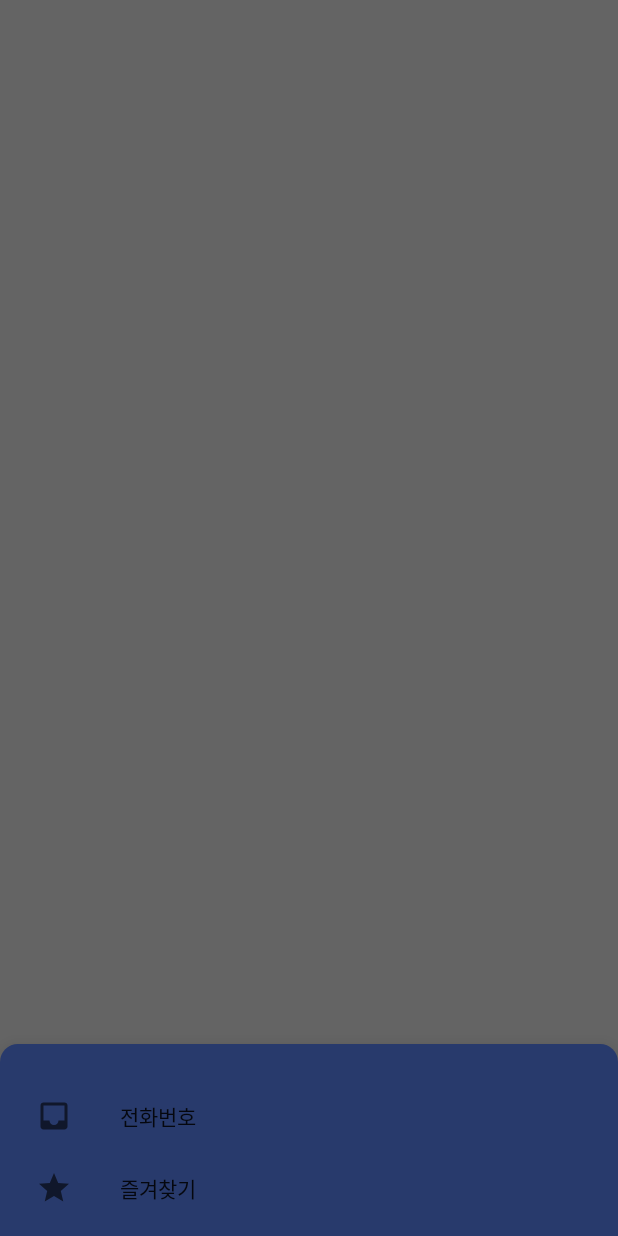
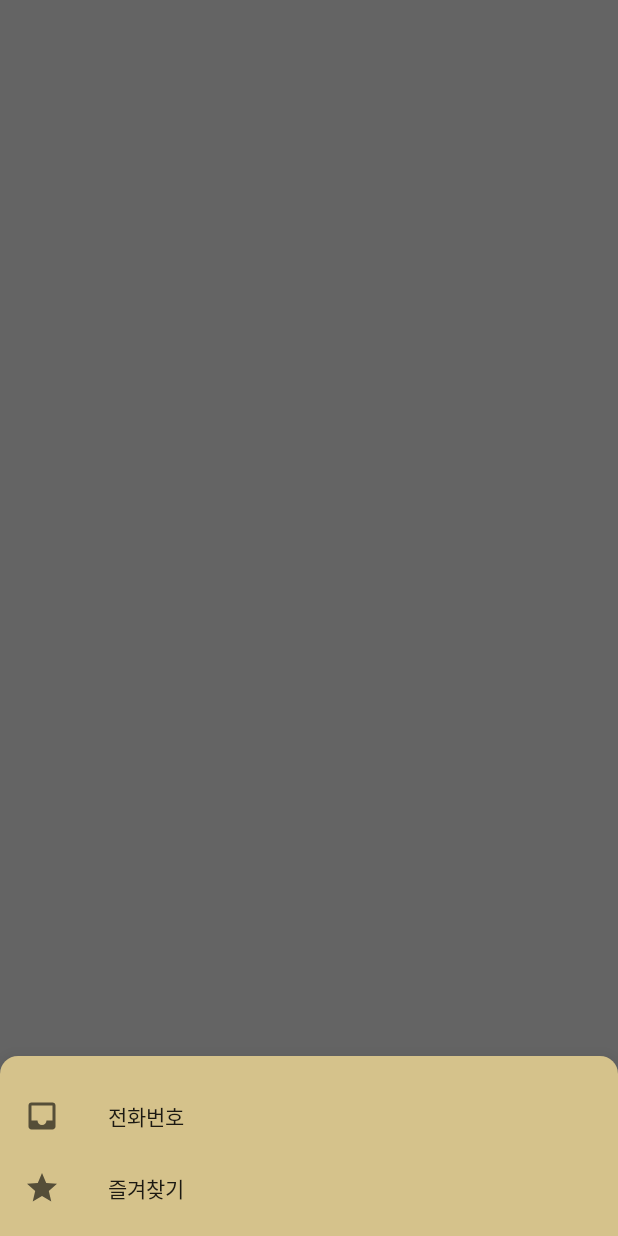
Before and after one commit to choo827/Telemo, an Android app: the fragment BottomNavigationDrawerFragment placed in its activity, on a phone screen of 412 x 824 dp. Run offline under Robolectric (Android 15) with nearby library versions, the phone set to English and light mode, and no system bars.

Commit message:
색상반전

```diff
--- a/app/src/main/AndroidManifest.xml
+++ b/app/src/main/AndroidManifest.xml
@@ -10,19 +10,19 @@
             android:supportsRtl="true"
             android:theme="@style/AppTheme">
         <activity android:name=".AuthActivity">
+            <!--<intent-filter>-->
+                <!--<action android:name="android.intent.action.MAIN"/>-->
+
+                <!--<category android:name="android.intent.category.LAUNCHER"/>-->
+            <!--</intent-filter>-->
+        </activity>
+        <activity android:name=".MainActivity">
             <intent-filter>
                 <action android:name="android.intent.action.MAIN"/>
 
                 <category android:name="android.intent.category.LAUNCHER"/>
             </intent-filter>
         </activity>
-        <activity android:name=".MainActivity">
-            <!--<intent-filter>-->
-                <!--<action android:name="android.intent.action.MAIN"/>-->
-
-                <!--<category android:name="android.intent.category.LAUNCHER"/>-->
-            <!--</intent-filter>-->
-        </activity>
     </application>
 
 </manifest>
--- a/app/src/main/res/drawable/ic_add.xml
+++ b/app/src/main/res/drawable/ic_add.xml
@@ -4,6 +4,6 @@
         android:viewportWidth="24.0"
         android:viewportHeight="24.0">
     <path
-        android:fillColor="#FF000000"
+        android:fillColor="#FFF"
         android:pathData="M19,13h-6v6h-2v-6H5v-2h6V5h2v6h6v2z"/>
 </vector>
--- a/app/src/main/res/layout/fragment_bottom_nav.xml
+++ b/app/src/main/res/layout/fragment_bottom_nav.xml
@@ -11,9 +11,6 @@
             android:layout_width="match_parent"
             android:layout_height="wrap_content"
             android:layout_gravity="bottom"
-            android:layout_marginStart="8dp"
-            android:layout_marginTop="8dp"
-            android:layout_marginEnd="8dp"
             app:layout_constraintEnd_toEndOf="parent"
             app:layout_constraintStart_toStartOf="parent"
             app:layout_constraintTop_toTopOf="parent"
--- a/app/src/main/res/menu/bottom_nav_drawer_menu.xml
+++ b/app/src/main/res/menu/bottom_nav_drawer_menu.xml
@@ -1,11 +1,12 @@
 <?xml version="1.0" encoding="utf-8"?>
 <menu xmlns:android="http://schemas.android.com/apk/res/android"
 >
-    <group android:checkableBehavior="none">
+    <group android:checkableBehavior="single">
         <item
                 android:id="@+id/nav1"
                 android:icon="@drawable/ic_inbox"
-                android:title="전화번호"/>
+                android:title="전화번호"
+        />
         <item
                 android:id="@+id/nav2"
                 android:icon="@drawable/ic_star"
--- a/app/src/main/res/values/colors.xml
+++ b/app/src/main/res/values/colors.xml
@@ -1,7 +1,7 @@
 <?xml version="1.0" encoding="utf-8"?>
 <resources>
-    <color name="colorPrimary">#283a6c</color>
-    <color name="colorPrimaryDark">#001541</color>
-    <color name="colorPrimaryLight">#57649b</color>
-    <color name="colorAccent">#d5c28b</color>
+    <color name="colorPrimary">#d5c28b</color>
+    <color name="colorPrimaryDark">#a3925d</color>
+    <color name="colorPrimaryLight">#fff5bb</color>
+    <color name="colorAccent">#283a6c</color>
 </resources>
```
